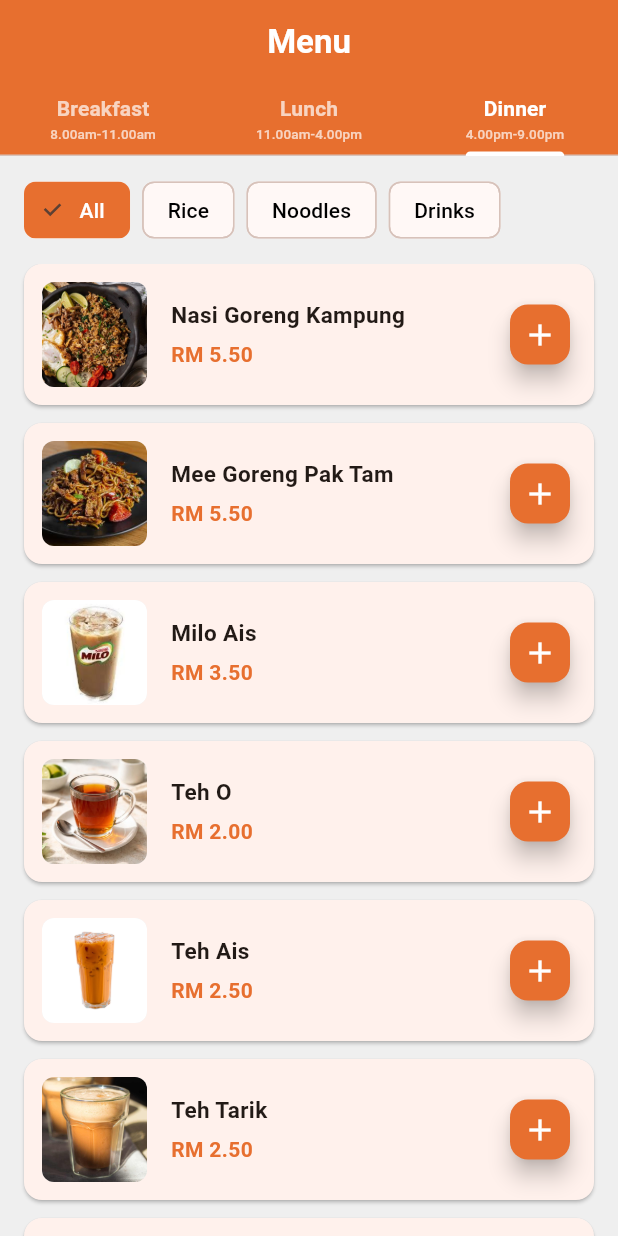
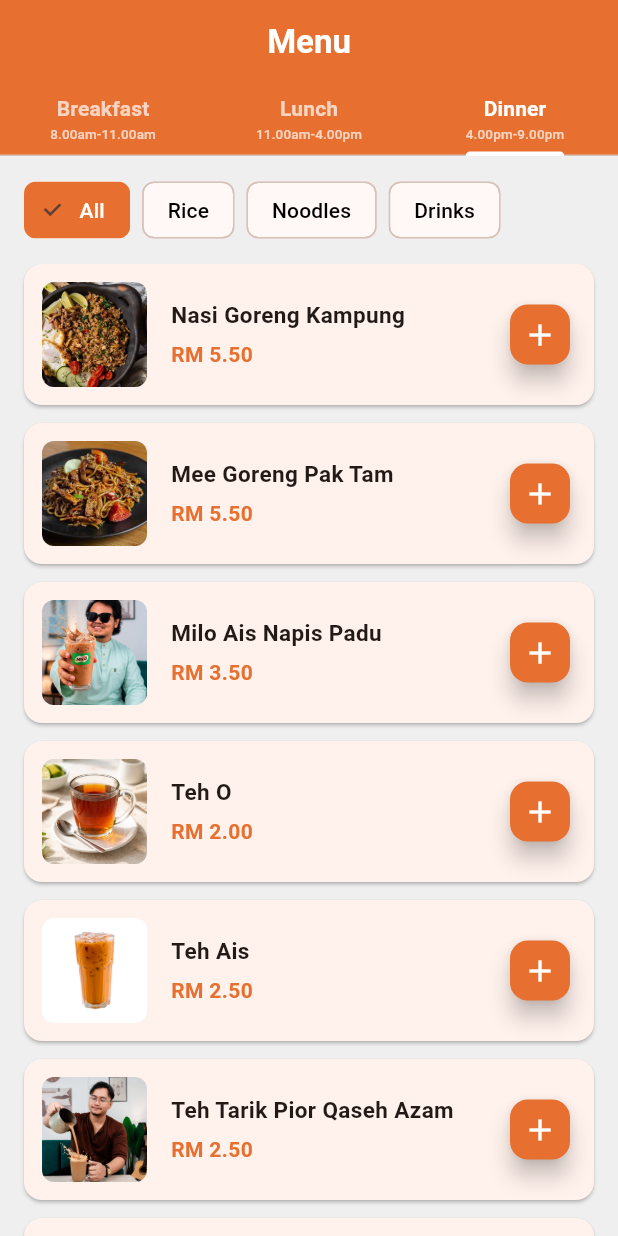
Before and after one commit to JiaXinTang001/group_kiosk_project, a Flutter app: the MenuScreen screen opened directly with empty values, tab 3 chosen, on a phone screen of 412 x 824 dp. Run offline on Flutter 3.47's test engine with Material 3 defaults, Android fonts, the phone set to English and light mode, and no system bars; our stand-ins replace cloud_firestore, firebase_auth, firebase_core, firebase_database, image_picker; accounts and stored records are empty; Roboto replaces fonts that are missing (Poppins).

Commit message:
update pic

```diff
--- a/lib/MenuScreen.dart
+++ b/lib/MenuScreen.dart
@@ -18,11 +18,11 @@ class MenuScreenState extends State<MenuScreen> with SingleTickerProviderStateMi
 
   final List<Map<String, dynamic>> mockFoods = [
     {
-      'name': 'Nasi Lemak Daun Pisang',
+      'name': 'Nasi Lemak Bujang',
       'price': 2.50,
       'category': 'Rice',
       'session': 'Breakfast',
-      'image': 'assets/images/nasi_lemak.jpeg',
+      'image': 'assets/images/nasi_lemak2.jpeg',
     },
     {
       'name': 'Nasi Kerabu',
@@ -53,11 +53,11 @@ class MenuScreenState extends State<MenuScreen> with SingleTickerProviderStateMi
       'image': 'assets/images/mg.jpeg',
     },
     {
-      'name': 'Milo Ais',
+      'name': 'Milo Ais Napis Padu',
       'price': 3.50,
       'category': 'Drinks',
       'session': ['Breakfast', 'Lunch', 'Dinner'],
-      'image': 'assets/images/milo_ice.jpeg',
+      'image': 'assets/images/milo_ais2.jpeg',
     },
     {
       'name': 'Teh O',
@@ -74,11 +74,11 @@ class MenuScreenState extends State<MenuScreen> with SingleTickerProviderStateMi
       'image': 'assets/images/TEH_AIS.png',
     },
     {
-      'name': 'Teh Tarik',
+      'name': 'Teh Tarik Pior Qaseh Azam',
       'price': 2.50,
       'category': 'Drinks',
       'session': ['Breakfast', 'Lunch', 'Dinner'],
-      'image': 'assets/images/teh_tarik.jpg',
+      'image': 'assets/images/teh_tarik2.jpeg',
     },
     {
       'name': 'Sky Juice',
--- a/pubspec.yaml
+++ b/pubspec.yaml
@@ -42,3 +42,6 @@ flutter:
     - assets/images/TEH_AIS.png
     - assets/images/teh_o.jpg
     - assets/images/teh_tarik.jpg
+    - assets/images/teh_tarik2.jpeg
+    - assets/images/nasi_lemak2.jpeg
+    - assets/images/milo_ais2.jpeg
```
Also changed, not shown: lib/HomeScreen.dart (+6 -6 lines), assets/images/milo_ais2.jpeg (added), assets/images/nasi_lemak2.jpeg (added), assets/images/teh_tarik2.jpeg (added).
